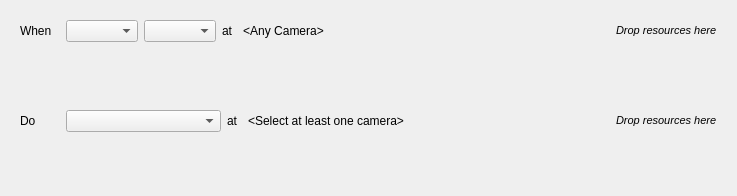
networkoptix/nx_open, file client/src/ui/widgets/business/business_rule_widget.ui: the form before one commit.
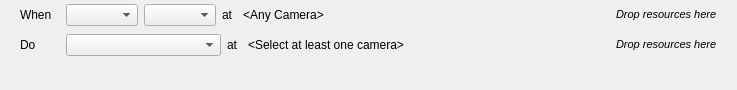
The form after the commit.

Commit message:
Business rules dialog enchancements
<==== Mercurial data ====>
Branch: master

Patch:
```diff
--- a/client/src/ui/widgets/business/business_rule_widget.ui
+++ b/client/src/ui/widgets/business/business_rule_widget.ui
@@ -7,15 +7,9 @@
     <x>0</x>
     <y>0</y>
     <width>737</width>
-    <height>170</height>
+    <height>90</height>
    </rect>
   </property>
-  <property name="sizePolicy">
-   <sizepolicy hsizetype="Preferred" vsizetype="Fixed">
-    <horstretch>0</horstretch>
-    <verstretch>0</verstretch>
-   </sizepolicy>
-  </property>
   <property name="acceptDrops">
    <bool>true</bool>
   </property>
@@ -23,12 +17,33 @@
    <string>Form</string>
   </property>
   <layout class="QVBoxLayout" name="verticalLayout">
+   <property name="spacing">
+    <number>0</number>
+   </property>
+   <property name="topMargin">
+    <number>0</number>
+   </property>
+   <property name="bottomMargin">
+    <number>0</number>
+   </property>
    <item>
     <widget class="QFrame" name="eventDefinitionFrame">
+     <property name="minimumSize">
+      <size>
+       <width>0</width>
+       <height>30</height>
+      </size>
+     </property>
      <property name="acceptDrops">
       <bool>true</bool>
      </property>
      <layout class="QHBoxLayout" name="eventDefinitionLayout">
+      <property name="topMargin">
+       <number>0</number>
+      </property>
+      <property name="bottomMargin">
+       <number>0</number>
+      </property>
       <item>
        <widget class="QLabel" name="eventDoLabel">
         <property name="minimumSize">
@@ -104,12 +119,6 @@
    </item>
    <item>
     <widget class="QFrame" name="eventParamsFrame">
-     <property name="minimumSize">
-      <size>
-       <width>0</width>
-       <height>38</height>
-      </size>
-     </property>
      <property name="frameShape">
       <enum>QFrame::NoFrame</enum>
      </property>
@@ -128,10 +137,22 @@
    </item>
    <item>
     <widget class="QFrame" name="actionDefinitionFrame">
+     <property name="minimumSize">
+      <size>
+       <width>0</width>
+       <height>30</height>
+      </size>
+     </property>
      <property name="acceptDrops">
       <bool>true</bool>
      </property>
      <layout class="QHBoxLayout" name="actionTypeLayout">
+      <property name="topMargin">
+       <number>0</number>
+      </property>
+      <property name="bottomMargin">
+       <number>0</number>
+      </property>
       <item>
        <widget class="QLabel" name="actionDoLabel">
         <property name="minimumSize">
@@ -203,7 +224,7 @@
      <property name="minimumSize">
       <size>
        <width>0</width>
-       <height>38</height>
+       <height>30</height>
       </size>
      </property>
      <property name="frameShape">
```
The commit also changes 6 other files.
